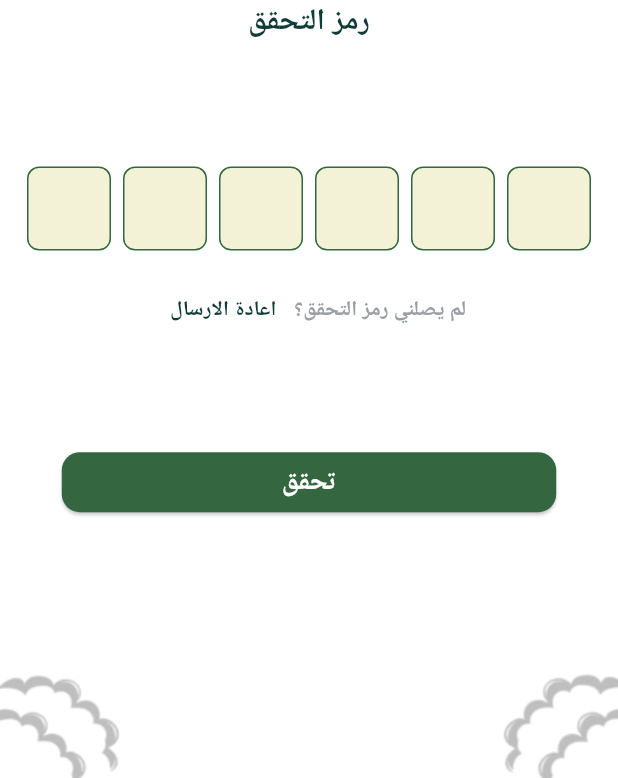
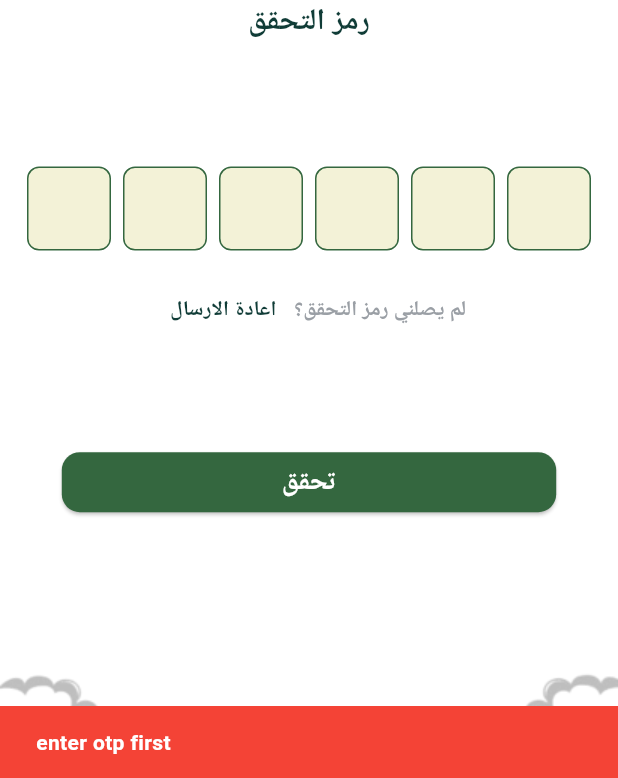
Before and after one commit to Basel-75/FUSHTI, a Flutter app: the OTPScreen screen opened directly with empty values, after a tap on "تحقق", on a phone screen of 412 x 824 dp, the part 458-1236 px from its top. Run offline on Flutter 3.47's test engine with Material 3 defaults, Android fonts, the phone set to English and light mode, and no system bars; drawn by our look-alikes of pinput; our stand-ins replace bloc, carousel_slider, flutter_bloc, flutter_dotenv, get_it, get_storage and 4 more; accounts and stored records are empty.

Commit message:
done form main auth logic

```diff
--- a/apps/customer_app/lib/screen/auth/OTP_screen.dart
+++ b/apps/customer_app/lib/screen/auth/OTP_screen.dart
@@ -1,3 +1,6 @@
+import 'dart:developer';
+
+import 'package:customer_app/screen/auth/cubit/auth_cubit.dart';
 import 'package:customer_app/widget/button/custom_button.dart';
 
 import 'package:customer_app/widget/button/custom_text_button.dart';
@@ -15,7 +18,52 @@ class OTPScreen extends StatelessWidget {
 
   @override
   Widget build(BuildContext context) {
-    return Scaffold(
+    return BlocProvider(
+      create: (context) => AuthCubit(),
+      child: Builder(builder: (context) {
+        final cubit = context.read<AuthCubit>();
+        return BlocListener<AuthCubit, AuthStatee>(
+          listener: (context, state) {
+            if (state is NoLoadingState) {
+              Navigator.pop(context);
+            }
+
+            if (state is ErrorState) {
+              Navigator.pop(context);
+              ScaffoldMessenger.of(context).showSnackBar(SnackBar(
+                content: Text(
+                  state.msg,
+                  style: const TextStyle(
+                      color: Colors.white, fontWeight: FontWeight.bold),
+                ),
+                backgroundColor: Colors.red,
+              ));
+            }
+
+            if (state is LoadingState) {
+              showDialog(
+                context: context,
+                barrierDismissible: false,
+                builder: (BuildContext context) {
+                  return const Center(
+                    child: CircularProgressIndicator(),
+                  );
+                },
+              );
+            }
+
+            if (state is SuccessState) {
+              Navigator.pop(context);
+
+              log("very good otp");
+              // Navigator.push(
+              //     context,
+              //     MaterialPageRoute(
+              //       builder: (context) => const HomeScreen(),
+              //     ));
+            }
+          },
+          child: Scaffold(
             resizeToAvoidBottomInset: true,
             body: LayoutBuilder(
               builder: (context, constraints) {
@@ -54,15 +102,18 @@ class OTPScreen extends StatelessWidget {
                           ),
                           Pinput(
                             length: 6,
-                      onSubmitted: (value) {},
+                            onChanged: (value) {
+                              cubit.otp = value;
+                              log("the otp is ${cubit.otp}");
+                            },
                             defaultPinTheme: PinTheme(
                                 width: 56,
                                 height: 56,
                                 decoration: BoxDecoration(
                                     color: const Color(0xffF3F2D7),
                                     borderRadius: BorderRadius.circular(8),
-                              border:
-                                  Border.all(color: const Color(0xff34673F)))),
+                                    border: Border.all(
+                                        color: const Color(0xff34673F)))),
                           ),
                           SizedBox(
                             height: 2.h,
@@ -75,7 +126,10 @@ class OTPScreen extends StatelessWidget {
                             height: 8.h,
                           ),
                           CustomButton(
-                      onPressed: () {},
+                            onPressed: () {
+                              cubit.otpCheck(email: email, name: name);
+
+                            },
                             title: 'تحقق',
                           ),
                           const Spacer(),
@@ -97,6 +151,9 @@ class OTPScreen extends StatelessWidget {
                 );
               },
             ),
+          ),
+        );
+      }),
     );
   }
 }
--- a/apps/customer_app/lib/screen/auth/cubit/auth_cubit.dart
+++ b/apps/customer_app/lib/screen/auth/cubit/auth_cubit.dart
@@ -1,3 +1,5 @@
+import 'dart:developer';
+
 import 'package:bloc/bloc.dart';
 import 'package:database_meth/database/super_main.dart';
 import 'package:flutter/widgets.dart';
@@ -15,11 +17,15 @@ class AuthCubit extends Cubit<AuthStatee> {
   TextEditingController nameCon = TextEditingController();
   TextEditingController phoneCon = TextEditingController();
 
+  String otp = "";
+
   singup() async {
     try {
       emit(LoadingState());
       if (formKey.currentState!.validate()) {
-        await SuperMain().createUser(email: emailCon.text,phone: phoneCon.text);
+        log("${phoneCon.text}");
+        await SuperMain()
+            .createUser(email: emailCon.text, phone: phoneCon.text);
 
         emit(SuccessState());
       } else {
@@ -29,4 +35,27 @@ class AuthCubit extends Cubit<AuthStatee> {
       emit(ErrorState(msg: er.toString()));
     }
   }
+
+  otpCheck({
+    required String email,
+    required String? name,
+  }) async {
+    try {
+      emit(LoadingState());
+      if (otp.isEmpty) {
+        emit(ErrorState(msg: "enter otp first"));
+        return;
+      }
+
+      await SuperMain().verifyOtp(
+        email: email,
+        otp: otp,
+        name: name,
+      );
+
+      emit(SuccessState());
+    } catch (er) {
+      emit(ErrorState(msg: er.toString()));
+    }
+  }
 }
```
Also changed, not shown: apps/customer_app/lib/screen/auth/login_screen.dart (+44 -14 lines), packages/database_meth/lib/database/method/auth_mix.dart (+41 -1 lines), 3 other files. Lines whose indentation alone changed are shown as unchanged.
